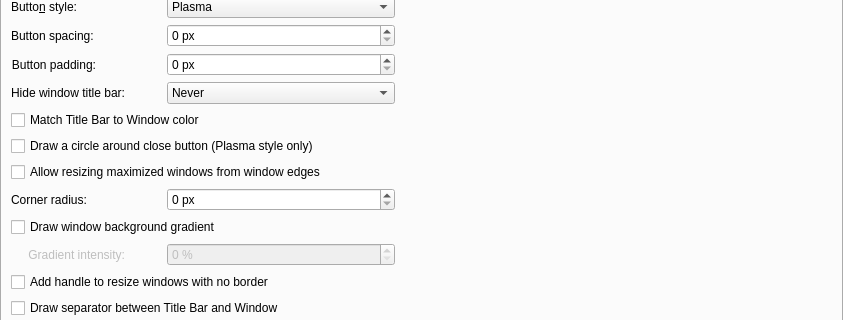
Before: the Qt Designer form config/ui/breezeconfigurationui.ui in kupiqu/SierraBreezeEnhanced, drawn with Qt 5; both pictures show x 0 to 843 and y 95 to 415 of the 843 by 807 pixel window.
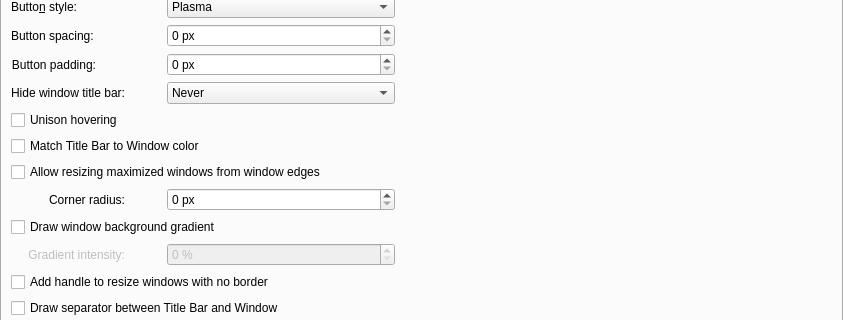
After: the same form once the commit is applied. Custom widgets are drawn as their Qt base class.

Commit message: Unison hovering option + some cleaning

```diff
--- a/config/ui/breezeconfigurationui.ui
+++ b/config/ui/breezeconfigurationui.ui
@@ -332,19 +332,19 @@
         </widget>
        </item>
        <item row="6" column="1" colspan="10">
+         <widget class="QCheckBox" name="unisonHovering">
+           <property name="text">
+             <string>Unison hovering</string>
+           </property>
+         </widget>
+       </item>
+       <item row="7" column="1" colspan="10">
         <widget class="QCheckBox" name="matchColorForTitleBar">
          <property name="text">
           <string>Match Title Bar to Window color</string>
          </property>
         </widget>
        </item>
-       <item row="7" column="1" colspan="10">
-        <widget class="QCheckBox" name="outlineCloseButton">
-         <property name="text">
-          <string>Draw a circle around close button (Plasma style only)</string>
-         </property>
-        </widget>
-       </item>
        <item row="8" column="1" colspan="10">
         <widget class="QCheckBox" name="drawBorderOnMaximizedWindows">
          <property name="text">
@@ -502,6 +502,9 @@
            <property name="text">
             <string>Corner radius:</string>
            </property>
+           <property name="alignment">
+            <set>Qt::AlignRight|Qt::AlignTrailing|Qt::AlignVCenter</set>
+           </property>
           </widget>
          </item>
          <item row="9" column="8">
```
Left out of the diff: 8 changed lines with no effect on the pictures. The commit also changes 6 other files.
